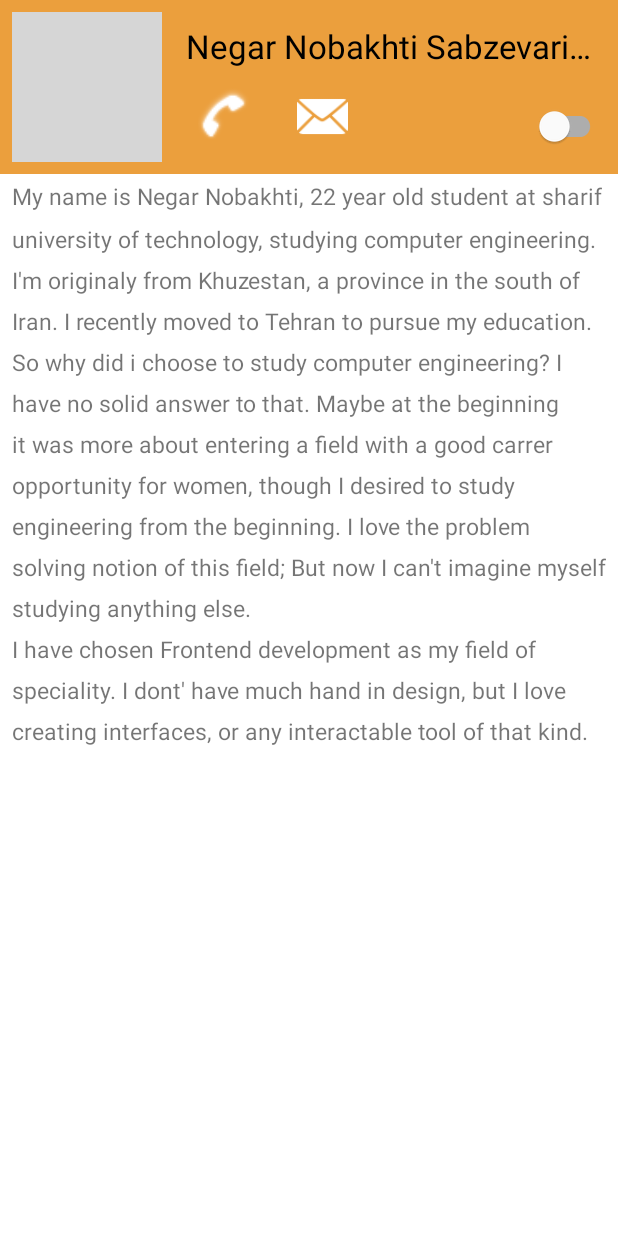
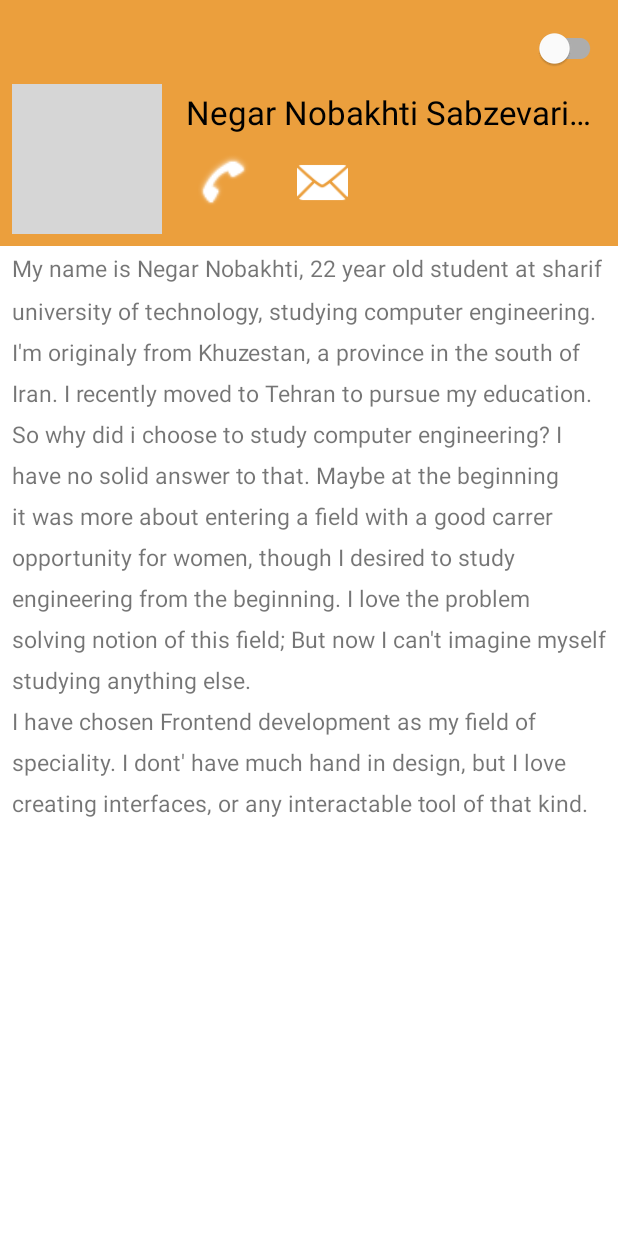
Before and after one commit to Negarnbkhti42/about-me-mobile-programming-HW1, an Android app: the screen it shows after launch (MainActivity), on a phone screen of 412 x 824 dp. Run offline under Robolectric (Android 15) with nearby library versions, the phone set to English and light mode, and no system bars; grey boxes are pictures that could not be loaded.

Commit message:
Replace theme switcher

```diff
--- a/app/src/main/res/layout/activity_main.xml
+++ b/app/src/main/res/layout/activity_main.xml
@@ -7,6 +7,7 @@
     tools:context=".MainActivity">
 
     <ScrollView
+        android:id="@+id/scrollView2"
         android:layout_width="match_parent"
         android:layout_height="match_parent"
         app:layout_constraintBottom_toBottomOf="parent"
@@ -36,7 +37,7 @@
                     android:contentDescription="@string/avatar_description"
                     app:layout_constraintBottom_toBottomOf="parent"
                     app:layout_constraintStart_toStartOf="parent"
-                    app:layout_constraintTop_toTopOf="parent"
+                    app:layout_constraintTop_toBottomOf="@+id/themeSwitcher"
                     app:shapeAppearanceOverlay="@style/circleImageView"
                     app:srcCompat="@drawable/subject_photo" />
 
@@ -44,23 +45,23 @@
                     android:id="@+id/textView"
                     android:layout_width="0dp"
                     android:layout_height="wrap_content"
+                    android:layout_marginStart="16dp"
+                    android:layout_marginTop="4dp"
+                    android:ellipsize="end"
                     android:maxLines="1"
-                    android:ellipsize="end"
-                    android:layout_marginStart="16dp"
-                    android:layout_marginTop="8dp"
                     android:text="@string/subject_name"
                     android:textAppearance="?android:attr/textAppearanceLarge"
                     android:textColor="@color/black"
                     app:layout_constraintEnd_toEndOf="parent"
                     app:layout_constraintStart_toEndOf="@+id/imageView"
-                    app:layout_constraintTop_toTopOf="parent" />
+                    app:layout_constraintTop_toTopOf="@+id/imageView" />
 
                 <com.google.android.material.switchmaterial.SwitchMaterial
                     android:id="@+id/themeSwitcher"
                     android:layout_width="wrap_content"
                     android:layout_height="wrap_content"
-                    app:layout_constraintBottom_toBottomOf="parent"
-                    app:layout_constraintEnd_toEndOf="parent" />
+                    app:layout_constraintEnd_toEndOf="parent"
+                    app:layout_constraintTop_toTopOf="parent" />
 
                 <ImageButton
                     android:id="@+id/phoneButton"
--- a/app/src/main/res/values/strings.xml
+++ b/app/src/main/res/values/strings.xml
@@ -2,7 +2,7 @@
     <string name="app_name">About Me</string>
     <string name="welcome_text">Welcome!</string>
     <string name="avatar_description">myAvatar</string>
-    <string name="subject_name">Negar Nobakhti SabzevarianZade</string>
+    <string name="subject_name">Negar Nobakhti Sabzevarianzade</string>
     <string name="call_description">call</string>
     <string name="mail_description">email</string>
 </resources>
```
Also changed, not shown: app/src/main/java/com/example/aboutme/MainActivity.java (+20 -1 lines).
